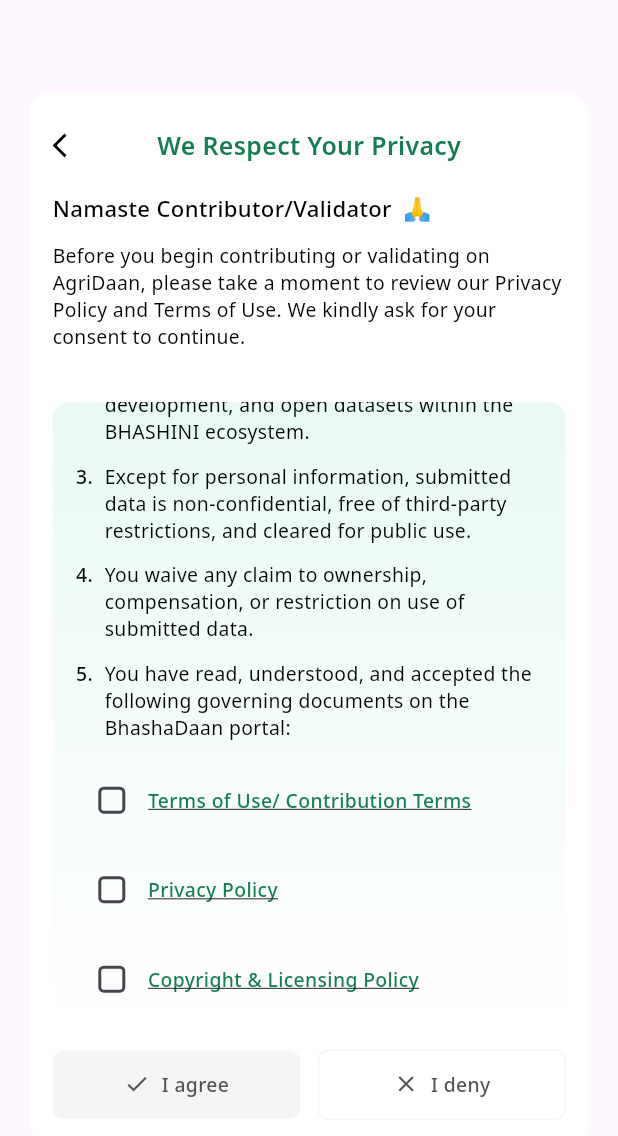
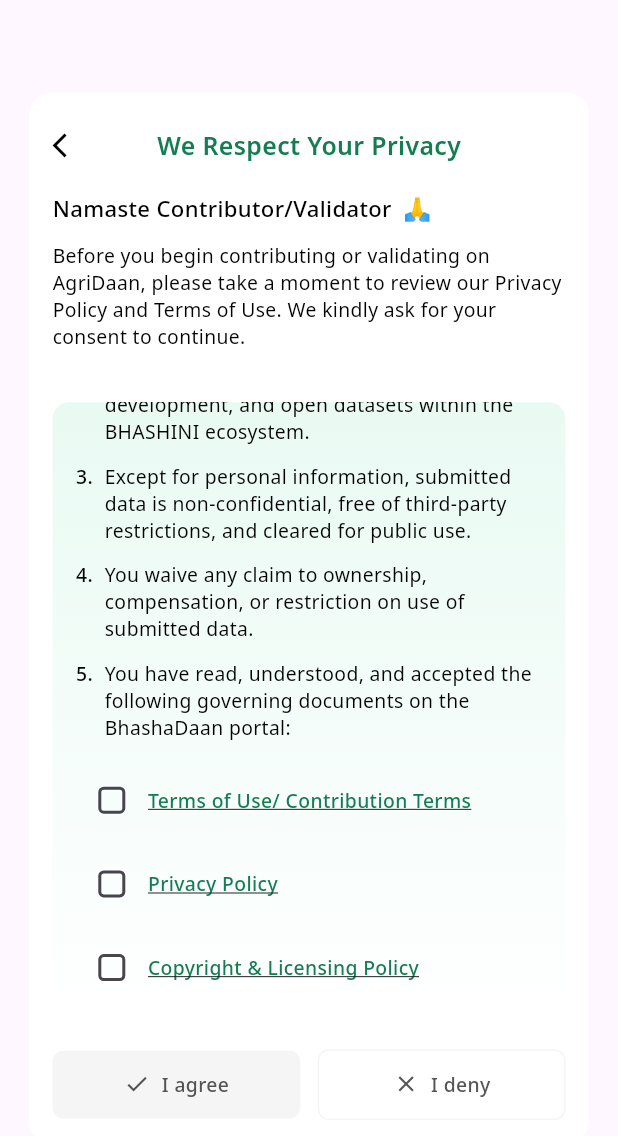
Before and after one commit to COSS-India/VoiceGive, a Flutter app: the InformedConsentModal widget shown alone on an empty page, opened directly, scrolled down 215 dp, on a phone screen of 412 x 824 dp. Shown: the top 1136 px of the screen. Run offline on Flutter 3.47's test engine with Material 3 defaults, Android fonts, the phone set to English and light mode, and no system bars; our stand-ins replace cached_network_image, flutter_screenutil, flutter_svg, google_fonts, just_audio, lottie and 1 more; missing offline and left inert: record; generated files the repository leaves out were written again; project files that could hold a hidden picture were left out.

Commit message:
fix: update spacing

```diff
--- a/lib/common_widgets/consent_modal.dart
+++ b/lib/common_widgets/consent_modal.dart
@@ -177,14 +177,14 @@
                           _termsAccepted,
                           (value) => setState(() => _termsAccepted = value!),
                         ),
-                        SizedBox(height: 12.w),
+                        SizedBox(height: 8.w),
 
                         _buildCheckboxItem(
                           "Privacy Policy",
                           _privacyAccepted,
                           (value) => setState(() => _privacyAccepted = value!),
                         ),
-                        SizedBox(height: 12.w),
+                        SizedBox(height: 8.w),
 
                         _buildCheckboxItem(
                           "Copyright & Licensing Policy",
```
